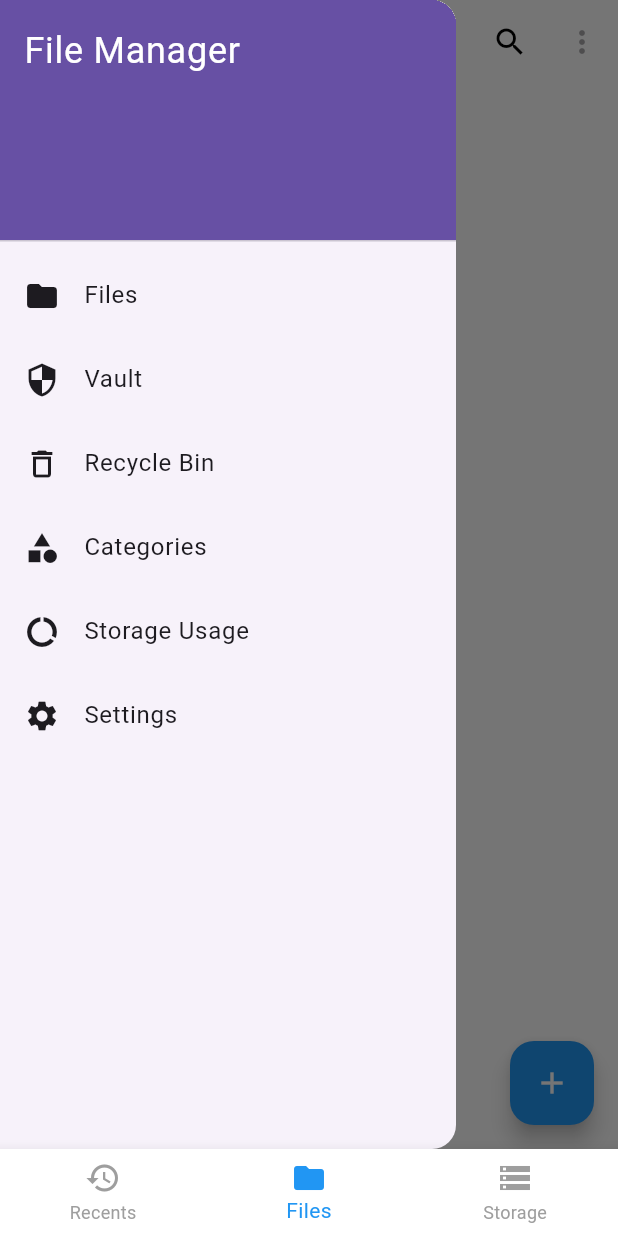
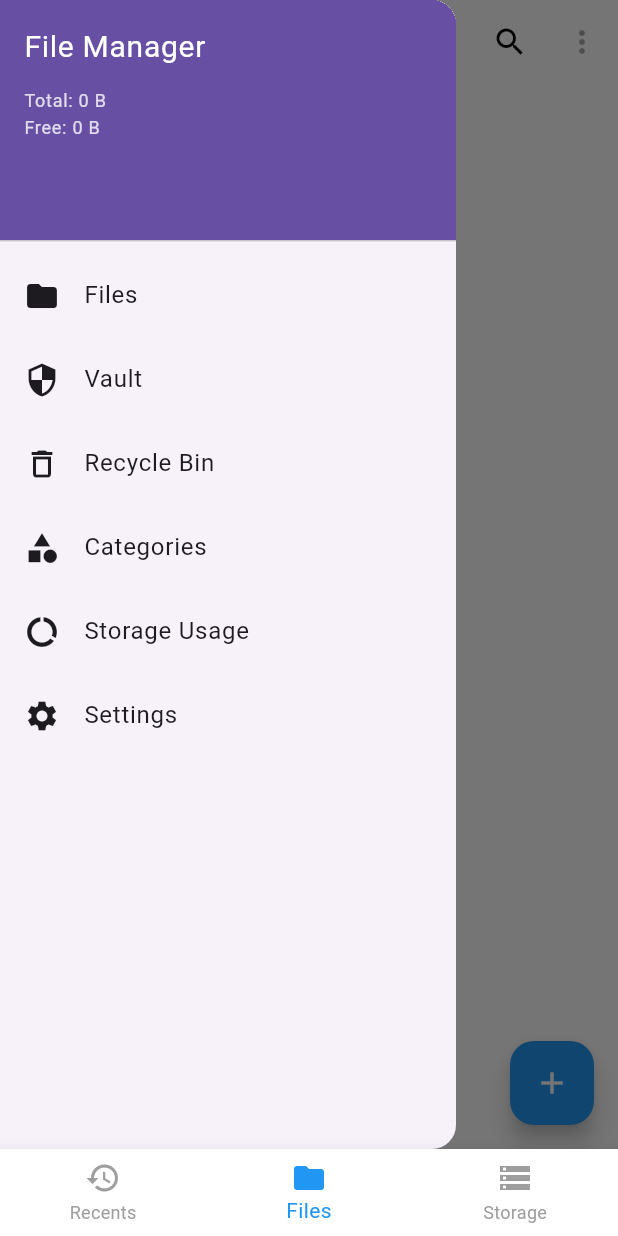
Before and after one commit to suvojit213/file_manager, a Flutter app: the screen it shows after launch, with the side drawer open, on a phone screen of 412 x 824 dp. Run offline on Flutter 3.47's test engine with Material 3 defaults, Android fonts, the phone set to English and light mode, and no system bars; our stand-ins replace flutter_highlight, flutter_secure_storage, google_fonts, local_auth, open_filex, photo_view and 2 more; missing offline and left inert: external_path; project files that could hold a hidden picture were left out.

Commit message:
feat: Add storage selector and space info to SideBarMenu, adapt to theme

```diff
--- a/lib/widgets/side_bar_menu.dart
+++ b/lib/widgets/side_bar_menu.dart
@@ -1,13 +1,55 @@
-
 import 'package:flutter/material.dart';
 import 'package:flutter_file_manager/screens/category_screen.dart';
 import 'package:flutter_file_manager/screens/recycle_bin_screen.dart';
 import 'package:flutter_file_manager/screens/settings_screen.dart';
 import 'package:flutter_file_manager/screens/vault_screen.dart';
 import 'package:flutter_file_manager/screens/storage_chart_screen.dart';
+import 'package:flutter_file_manager/utils/app_theme.dart';
+import 'package:flutter_file_manager/services/file_service.dart';
+import 'package:path_provider/path_provider.dart';
+import 'dart:io';
 
-class SideBarMenu extends StatelessWidget {
+class SideBarMenu extends StatefulWidget {
   const SideBarMenu({super.key});
+
+  @override
+  State<SideBarMenu> createState() => _SideBarMenuState();
+}
+
+class _SideBarMenuState extends State<SideBarMenu> {
+  final FileService _fileService = FileService();
+  List<Directory> _storagePaths = [];
+  Directory? _selectedStoragePath;
+  double _totalSpace = 0.0;
+  double _freeSpace = 0.0;
+
+  @override
+  void initState() {
+    super.initState();
+    _loadStorageInfo();
+  }
+
+  Future<void> _loadStorageInfo() async {
+    final paths = await _fileService.getStoragePaths();
+    setState(() {
+      _storagePaths = paths;
+      if (paths.isNotEmpty) {
+        _selectedStoragePath = paths.first;
+        _updateSpaceInfo();
+      }
+    });
+  }
+
+  Future<void> _updateSpaceInfo() async {
+    if (_selectedStoragePath != null) {
+      final total = await _fileService.getTotalSpace(_selectedStoragePath!.path);
+      final free = await _fileService.getFreeSpace(_selectedStoragePath!.path);
+      setState(() {
+        _totalSpace = total;
+        _freeSpace = free;
+      });
+    }
+  }
 
   @override
   Widget build(BuildContext context) {
@@ -19,12 +61,53 @@ class SideBarMenu extends StatelessWidget {
             decoration: BoxDecoration(
               color: Theme.of(context).colorScheme.primary,
             ),
-            child: Text(
-              'File Manager',
-              style: TextStyle(
-                color: Theme.of(context).colorScheme.onPrimary,
-                fontSize: 24,
-              ),
+            child: Column(
+              crossAxisAlignment: CrossAxisAlignment.start,
+              children: [
+                Text(
+                  'File Manager',
+                  style: TextStyle(
+                    color: Theme.of(context).colorScheme.onPrimary,
+                    fontSize: 20,
+                  ),
+                ),
+                const SizedBox(height: 8),
+                if (_storagePaths.isNotEmpty)
+                  DropdownButton<Directory>(
+                    value: _selectedStoragePath,
+                    dropdownColor: Theme.of(context).colorScheme.surface,
+                    onChanged: (Directory? newValue) {
+                      setState(() {
+                        _selectedStoragePath = newValue;
+                        _updateSpaceInfo();
+                      });
+                    },
+                    items: _storagePaths.map<DropdownMenuItem<Directory>>((Directory dir) {
+                      return DropdownMenuItem<Directory>(
+                        value: dir,
+                        child: Text(
+                          dir.path.split('/').last.isEmpty ? "Internal Storage" : dir.path.split('/').last,
+                          style: TextStyle(color: Theme.of(context).colorScheme.onSurface),
+                        ),
+                      );
+                    }).toList(),
+                  ),
+                const SizedBox(height: 4),
+                Text(
+                  'Total: ${AppThemes.formatBytes(_totalSpace.toInt())}',
+                  style: TextStyle(
+                    color: Theme.of(context).colorScheme.onPrimary.withOpacity(0.8),
+                    fontSize: 12,
+                  ),
+                ),
+                Text(
+                  'Free: ${AppThemes.formatBytes(_freeSpace.toInt())}',
+                  style: TextStyle(
+                    color: Theme.of(context).colorScheme.onPrimary.withOpacity(0.8),
+                    fontSize: 12,
+                  ),
+                ),
+              ],
             ),
           ),
           ListTile(
```
